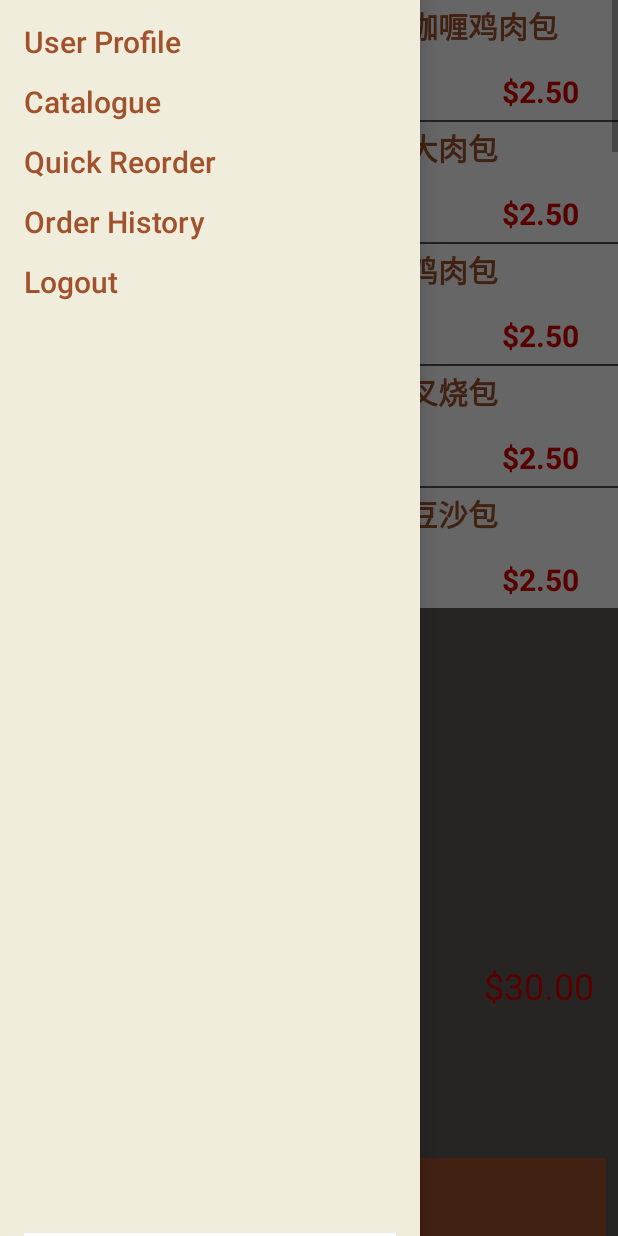
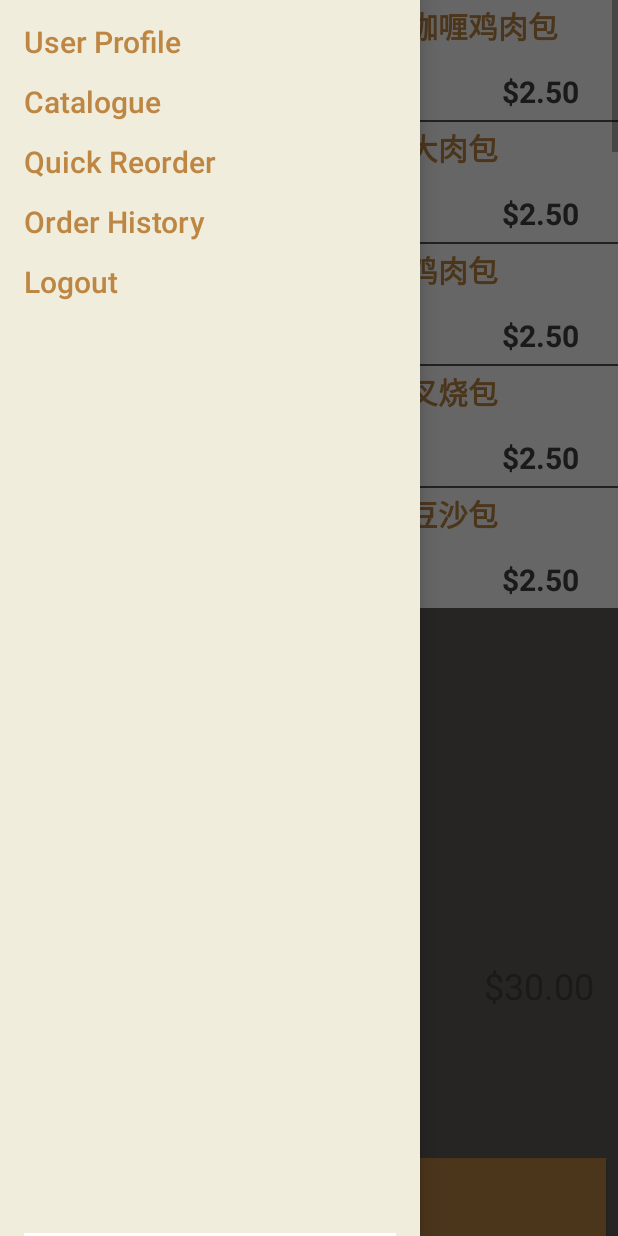
Before and after one commit to xinyiang/LimKee, an Android app: the fragment CatalogueFragment placed in its activity, with the side drawer open, on a phone screen of 412 x 824 dp. Run offline under Robolectric (Android 15) with nearby library versions, the light colour scheme and no system bars; our stand-ins replace Picasso, RxJava; pictures from the network do not load; 1 statement that could not run was skipped.

Commit message:
change color to show sponsor

```diff
--- a/app/src/main/res/layout/catalogue_products.xml
+++ b/app/src/main/res/layout/catalogue_products.xml
@@ -118,7 +118,7 @@
                 android:layout_marginStart="12dp"
                 android:ems="10"
                 android:inputType="numberSigned"
-                android:text="10"
+                android:text="5"
                 android:textSize="15sp"
                 app:layout_constraintBottom_toBottomOf="parent"
                 app:layout_constraintStart_toEndOf="@+id/image"
--- a/app/src/main/res/values/colors.xml
+++ b/app/src/main/res/values/colors.xml
@@ -1,7 +1,7 @@
 <?xml version="1.0" encoding="utf-8"?>
 <resources>
-    <color name="colorPrimary">#A0522D</color>
-    <color name="colorPrimaryDark">#8B4513</color>
+    <color name="colorPrimary">#bd8643</color>
+    <color name="colorPrimaryDark">#bd8643</color>
     <color name="colorAccent">#404041</color>
     <color name="colorAccentAlpha">#7f404041</color>
     <color name="background">#f0eddc</color>
@@ -12,7 +12,7 @@
     <color name="grey500">#9E9E9E</color>
 
     <color name="item_name">#9E9E9E</color>
-    <color name="price">#dd0000</color>
+    <color name="price">#404041</color>
     <color name="bg_row_background">#fa315b</color>
 
 </resources>
```
